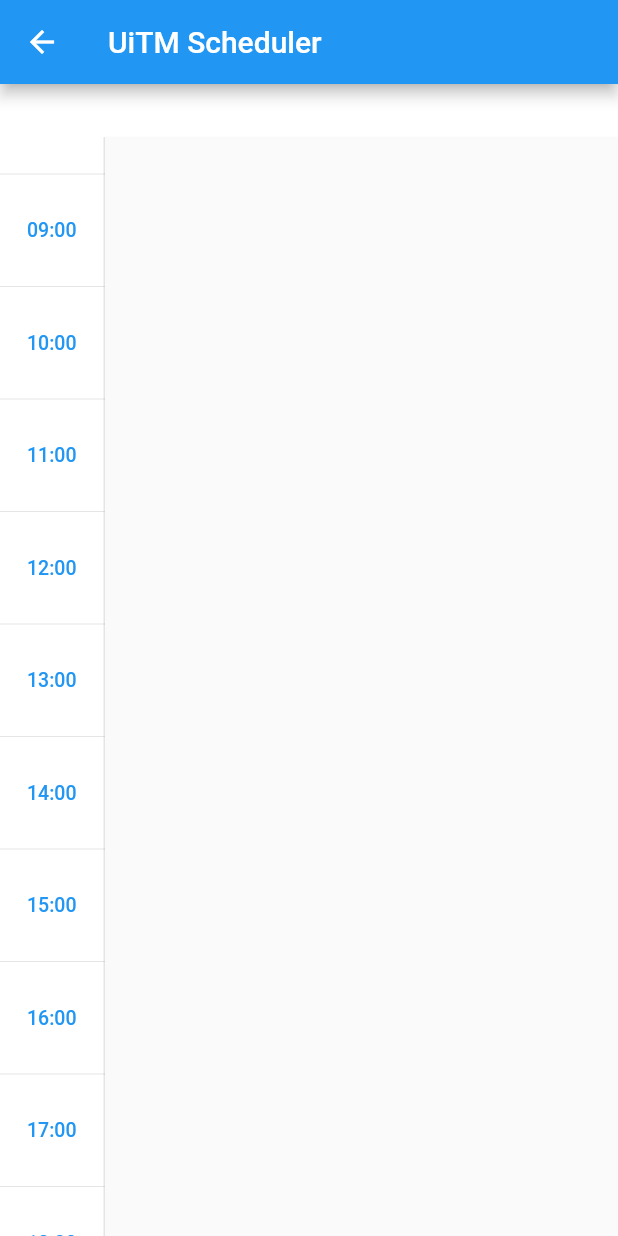
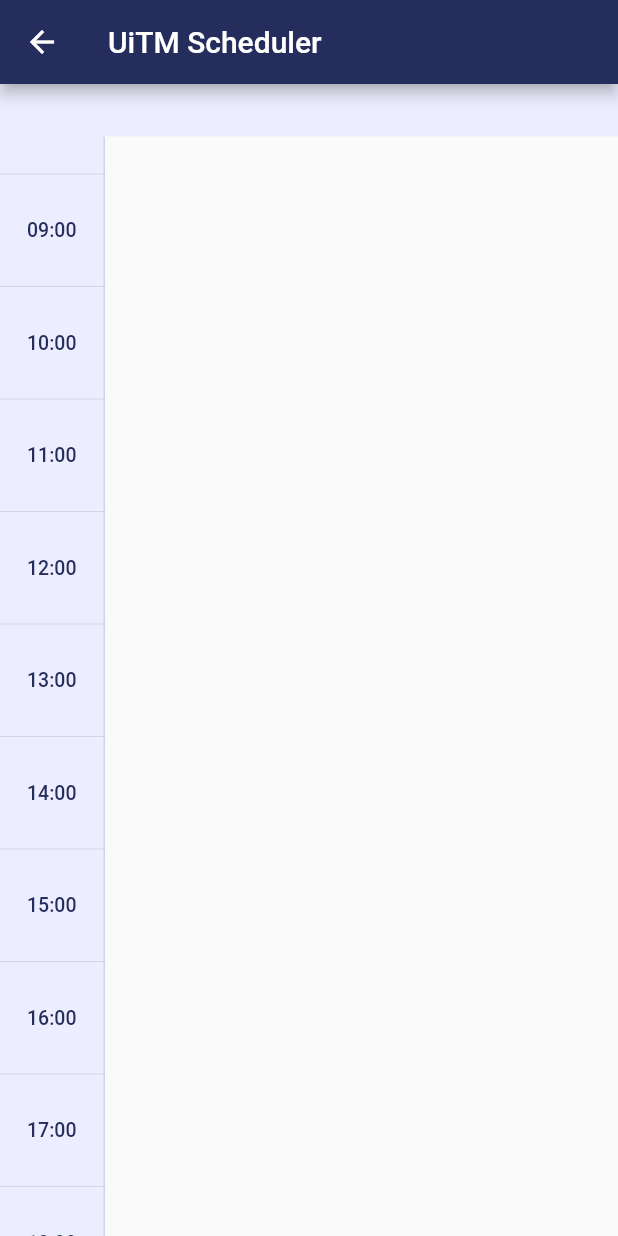
Before and after one commit to ajeeq/uitmscheduler, a Flutter app: the Result screen opened by its route, on a phone screen of 412 x 824 dp. Run offline on Flutter 3.47's test engine with Material 2 defaults, Android fonts, the phone set to English and light mode, and no system bars; our stand-ins replace flutter_riverpod, flutter_typeahead, hive, hive_flutter; accounts and stored records are empty; network calls fail.

Commit message:
feat: updated color pallettes in other screens

```diff
--- a/lib/constants/colors.dart
+++ b/lib/constants/colors.dart
@@ -47,11 +47,11 @@ class AppColor {
   AppColor._();
 
   // light theme
-  static const Color lightWhitePrimary = Color(0xFFeceeff);
-  static const Color lightPurplePrimary = Color(0xFF242d5b);
+  static const Color lightBackground = Color(0xFFeceeff);
+  static const Color lightPrimary = Color(0xFF242d5b);
 
   // dark theme
-  static const Color darkWhitePrimary = Color(0xFFeceeff);
+  static const Color darkBackgroundPrimary = Color(0xFFeceeff);
 
   // static const Gradient linearGradient = LinearGradient(
   //   begin: Alignment(0.0, 0.0),
--- a/lib/packages/timetable_view/src/styles/timetable_style.dart
+++ b/lib/packages/timetable_view/src/styles/timetable_style.dart
@@ -1,4 +1,5 @@
 import 'package:flutter/material.dart';
+import 'package:uitmscheduler/constants/colors.dart';
 
 class TimetableStyle {
   final int startHour;
@@ -47,14 +48,14 @@ class TimetableStyle {
   const TimetableStyle(
       {this.startHour: 0,
       this.endHour: 24,
-      this.laneColor: Colors.white,
-      this.cornerColor: Colors.white,
-      this.timelineColor: Colors.white,
-      this.timelineItemColor: Colors.white,
-      this.mainBackgroundColor: Colors.white,
+      this.laneColor: AppColor.lightBackground,
+      this.cornerColor: AppColor.lightBackground,
+      this.timelineColor: AppColor.lightBackground,
+      this.timelineItemColor: AppColor.lightBackground,
+      this.mainBackgroundColor: AppColor.lightBackground,
       this.decorationLineBorderColor: const Color(0x1A000000),
       this.timelineBorderColor: const Color(0x1A000000),
-      this.timeItemTextColor: Colors.blue,
+      this.timeItemTextColor: AppColor.lightPrimary,
       this.laneWidth: 300,
       this.laneHeight: 35,
       this.timeItemHeight: 75,
--- a/lib/views/result.dart
+++ b/lib/views/result.dart
@@ -2,6 +2,9 @@
 import 'package:flutter/material.dart';
 import 'dart:ui';
 import 'package:flutter_riverpod/flutter_riverpod.dart';
+
+// Constants
+import 'package:uitmscheduler/constants/colors.dart';
 
 // Import packages
 import '../../packages/timetable_view/timetable_view.dart';
@@ -40,6 +43,7 @@ class Result extends ConsumerWidget {
       return Scaffold(
         appBar: AppBar(
           title: const Text("UiTM Scheduler"),
+          backgroundColor: AppColor.lightPrimary,
         ),
         body: TimetableView(
           laneEventsList: _buildLaneEvents(detailListState),
```
Also changed, not shown: lib/views/campus_selection.dart (+6 -1 lines), lib/views/course_selection.dart (+6 -1 lines), lib/views/faculty_selection.dart (+6 -1 lines), lib/views/group_selection.dart (+6 -1 lines), lib/views/home.dart (+5 -5 lines).
